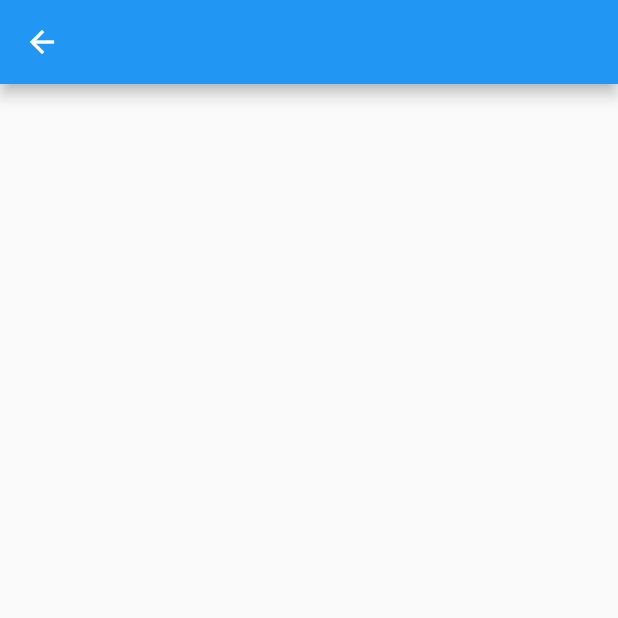
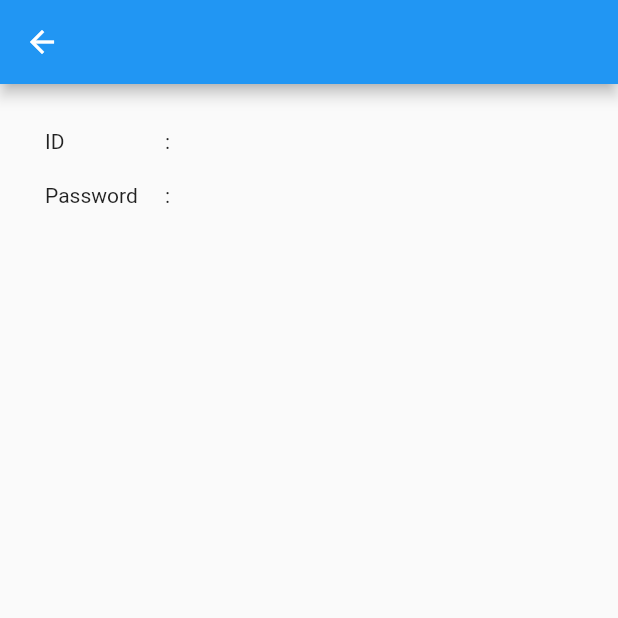
Before and after one commit to seitamuro/first_flutter_app, a Flutter app: the NextPage screen opened directly, on a phone screen of 412 x 824 dp, the top half of it. Run offline on Flutter 3.47's test engine with Material 2 defaults, Android fonts, the light colour scheme and no system bars.

Commit message:
遷移先のページのUIを整えた

```diff
--- a/lib/next_page.dart
+++ b/lib/next_page.dart
@@ -11,6 +11,39 @@ class _NextPageState extends State<NextPage> {
   Widget build(BuildContext context) {
     return Scaffold(
       appBar: AppBar(),
+      body: Padding(
+        padding: const EdgeInsets.all(30.0),
+        child: Column(
+          crossAxisAlignment: CrossAxisAlignment.start,
+          children: [
+            Row(
+              children: [
+                Container(
+                  width: 80,
+                  child: Text("ID")
+                ),
+                Container(
+                  width: 20,
+                  child: Text(":")
+                )
+              ],
+            ),
+            Padding(padding: EdgeInsets.all(10)),
+            Row(
+              children: [
+                Container(
+                  width: 80,
+                  child: Text("Password")
+                ),
+                Container(
+                  width: 20,
+                  child: Text(":"),
+                )
+              ],
+            ),
+          ],
+        ),
+      )
     );
   }
 }
```
